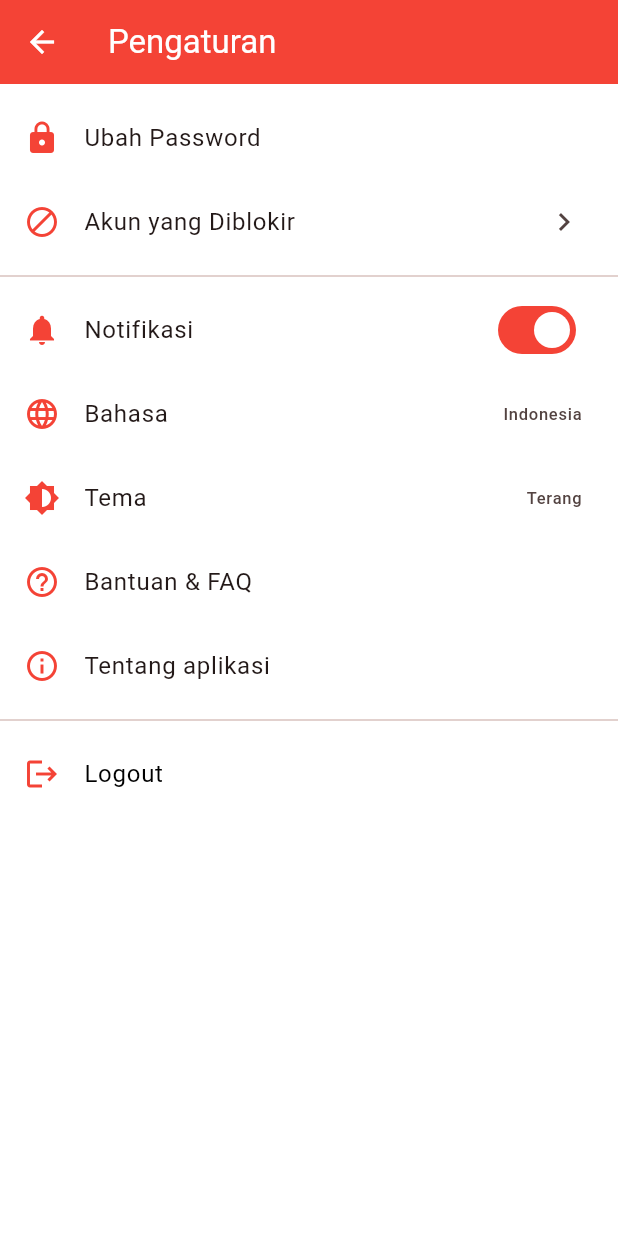
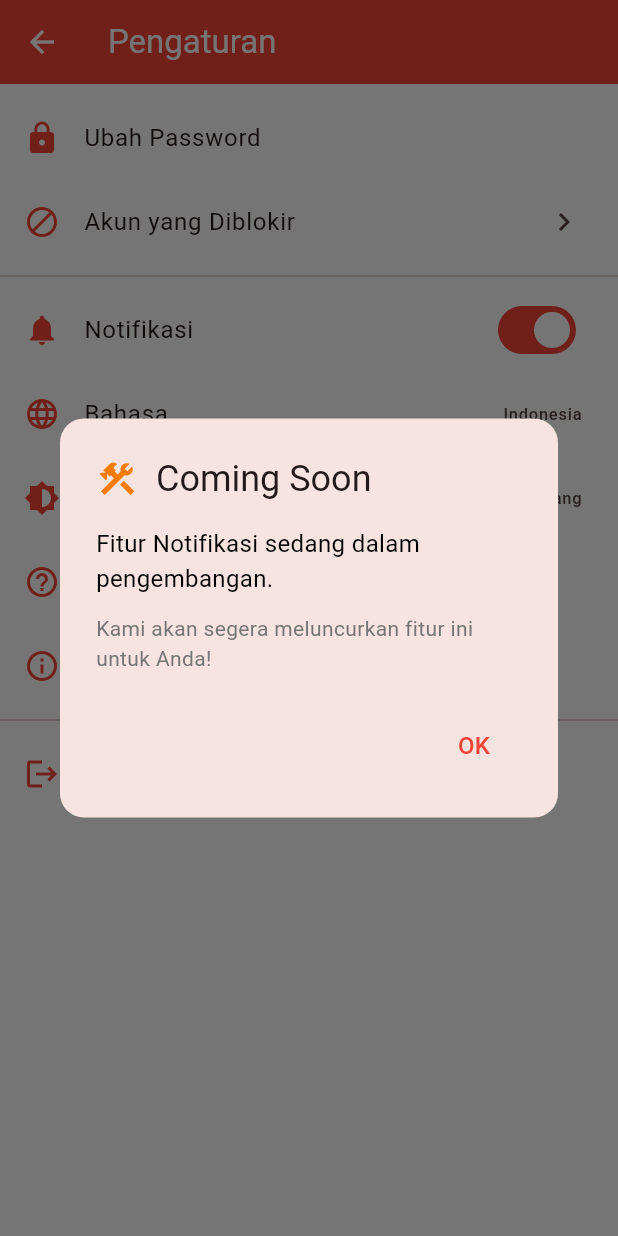
Before and after one commit to bagawe/mygeri_FE, a Flutter app: the PengaturanPage screen opened directly, after a tap on "Notifikasi", on a phone screen of 412 x 824 dp. Run offline on Flutter 3.47's test engine with Material 3 defaults, Android fonts, the phone set to English and light mode, and no system bars; our stand-ins replace carousel_slider, flutter_secure_storage, image_picker, qr_flutter, timeago; accounts and stored records are empty; network calls fail.

Commit message:
feat: add Coming Soon dialogs for 10 unimplemented features
- Added _showComingSoonDialog() method to Beranda and Pengaturan pages
- Beranda: My Gerindra, KTA, Radar, Agenda, Voting (5 menus)
- Pengaturan: Notifikasi, Bahasa, Tema, Bantuan & FAQ, Tentang Aplikasi (5 settings)
- Dialog shows construction icon with friendly message
- Improves UX by providing clear feedback for features in development
- Documented in COMING_SOON_FEATURES.md

```diff
--- a/lib/pages/pengaturan/pengaturan_page.dart
+++ b/lib/pages/pengaturan/pengaturan_page.dart
@@ -30,6 +30,45 @@ class _PengaturanPageState extends State<PengaturanPage> {
         });
       }
     }
+  }
+
+  void _showComingSoonDialog(String featureName) {
+    showDialog(
+      context: context,
+      builder: (context) => AlertDialog(
+        shape: RoundedRectangleBorder(
+          borderRadius: BorderRadius.circular(16),
+        ),
+        title: Row(
+          children: [
+            Icon(Icons.construction, color: Colors.orange[700], size: 28),
+            const SizedBox(width: 12),
+            const Text('Coming Soon'),
+          ],
+        ),
+        content: Column(
+          mainAxisSize: MainAxisSize.min,
+          crossAxisAlignment: CrossAxisAlignment.start,
+          children: [
+            Text(
+              'Fitur $featureName sedang dalam pengembangan.',
+              style: const TextStyle(fontSize: 16),
+            ),
+            const SizedBox(height: 12),
+            Text(
+              'Kami akan segera meluncurkan fitur ini untuk Anda!',
+              style: TextStyle(fontSize: 14, color: Colors.grey[600]),
+            ),
+          ],
+        ),
+        actions: [
+          TextButton(
+            onPressed: () => Navigator.pop(context),
+            child: const Text('OK', style: TextStyle(fontSize: 16)),
+          ),
+        ],
+      ),
+    );
   }
 
   @override
@@ -65,29 +104,39 @@ class _PengaturanPageState extends State<PengaturanPage> {
             secondary: const Icon(Icons.notifications, color: Colors.red),
             title: const Text('Notifikasi'),
             value: true,
-            onChanged: (val) {},
+            onChanged: (val) {
+              _showComingSoonDialog('Notifikasi');
+            },
           ),
           ListTile(
             leading: const Icon(Icons.language, color: Colors.red),
             title: const Text('Bahasa'),
             trailing: const Text('Indonesia'),
-            onTap: () {},
+            onTap: () {
+              _showComingSoonDialog('Bahasa');
+            },
           ),
           ListTile(
             leading: const Icon(Icons.brightness_6, color: Colors.red),
             title: const Text('Tema'),
             trailing: const Text('Terang'),
-            onTap: () {},
+            onTap: () {
+              _showComingSoonDialog('Tema');
+            },
           ),
           ListTile(
             leading: const Icon(Icons.help_outline, color: Colors.red),
             title: const Text('Bantuan & FAQ'),
-            onTap: () {},
+            onTap: () {
+              _showComingSoonDialog('Bantuan & FAQ');
+            },
           ),
           ListTile(
             leading: const Icon(Icons.info_outline, color: Colors.red),
             title: const Text('Tentang aplikasi'),
-            onTap: () {},
+            onTap: () {
+              _showComingSoonDialog('Tentang Aplikasi');
+            },
           ),
           const Divider(),
           ListTile(
```
Also changed, not shown: lib/pages/beranda/beranda_page.dart (+43 -1 lines), 1 other file.
